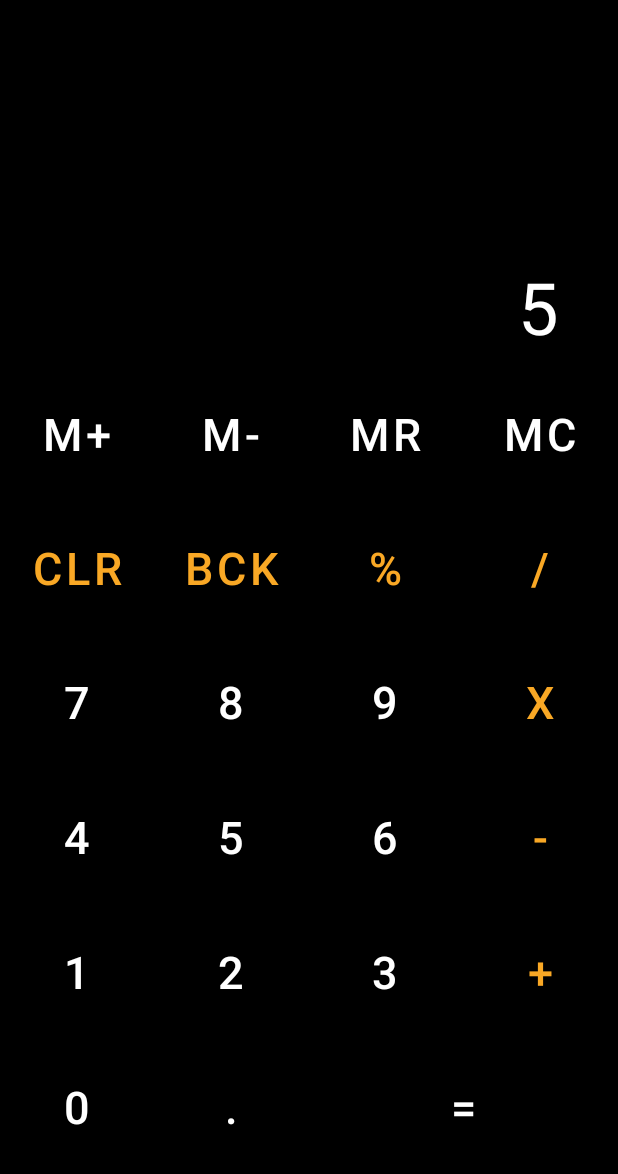
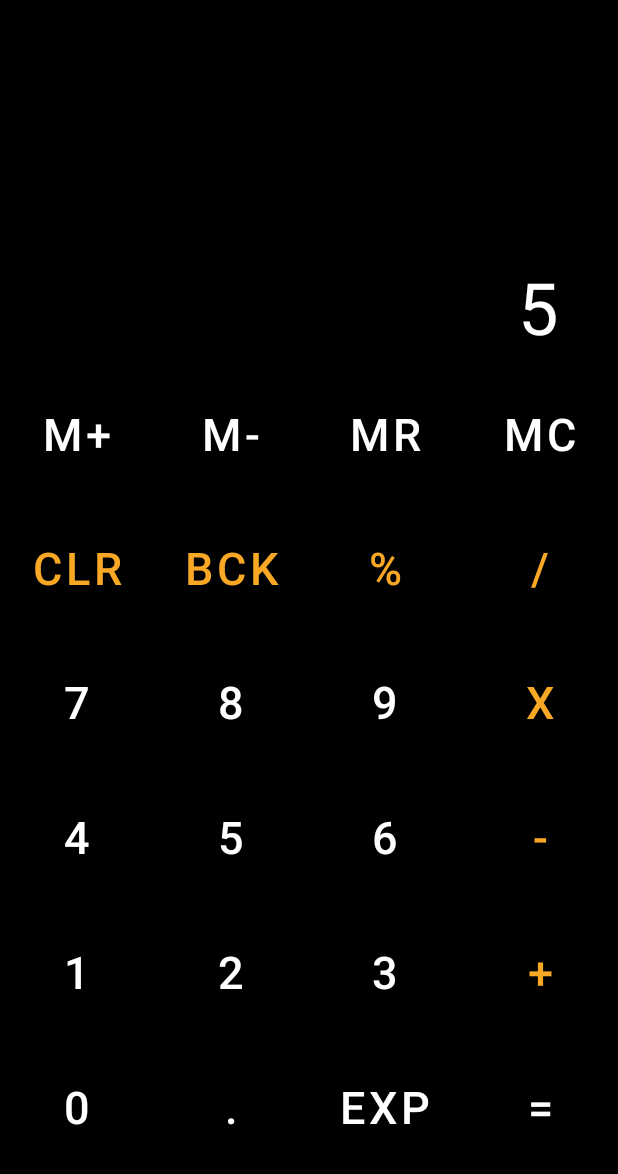
Before and after one commit to theSmitChawda/calculator-android-application, an Android app: the screen it shows after launch (MainActivity), on a phone screen of 412 x 824 dp, the part 62-1236 px from its top. Run offline under Robolectric (Android 15) with nearby library versions, the phone set to English and light mode, and no system bars; 1 statement that could not run was skipped.

Commit message:
exponent  button added

```diff
--- a/app/src/main/res/layout/activity_main.xml
+++ b/app/src/main/res/layout/activity_main.xml
@@ -281,10 +281,19 @@
                 android:textColor="@color/white"
                 android:background="@color/black"/>
             <Button
+                android:id="@+id/btnExponent"
+                android:layout_width="0dp"
+                android:layout_height="match_parent"
+                android:layout_weight="1"
+                android:text="exp"
+                android:textSize="@dimen/buttonTextSize"
+                android:textColor="@color/white"
+                android:background="@color/black"/>
+            <Button
                 android:id="@+id/btnEqual"
                 android:layout_width="0dp"
                 android:layout_height="match_parent"
-                android:layout_weight="2"
+                android:layout_weight="1"
                 android:text="="
                 android:textSize="@dimen/buttonTextSize"
                 android:textColor="@color/white"
```
Also changed, not shown: app/src/main/java/com/smitchawda/casestudy1/MainActivity.java (+27 -1 lines).
